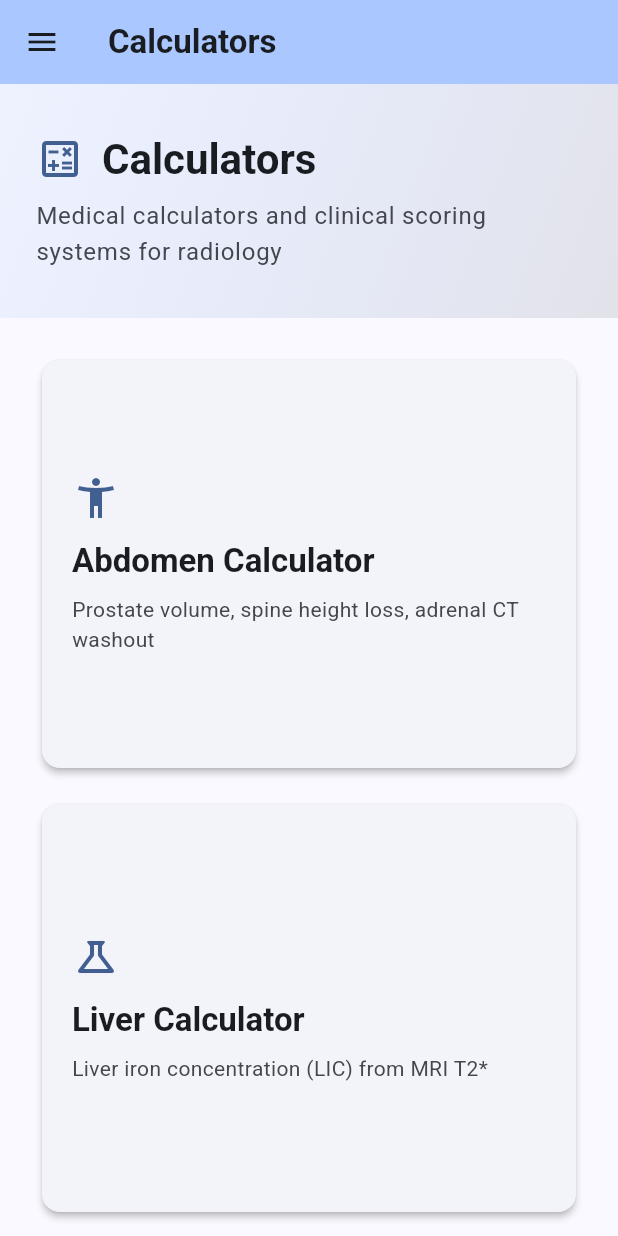
After one commit to Lightbridge-KS/radflow, a Flutter app: the CalculatorsGalleryScreen screen opened by its route, on a phone screen of 412 x 824 dp. The commit adds this screen. Run offline on Flutter 3.47's test engine with Material 3 defaults, Android fonts, the phone set to English and light mode, and no system bars; our stand-ins replace flutter_riverpod, go_router, shared_preferences; missing offline and left inert: flutter_math_fork, mustachex, window_manager; accounts and stored records are empty; statements that could not run were skipped.

Commit message:
feat: calculator gallery

```diff
--- a/lib/app/enums/screen_info.dart
+++ b/lib/app/enums/screen_info.dart
@@ -1,6 +1,7 @@
 /// Screen Information
 enum ScreenInfo {
   designER("Protocol ER"),
+  calcGallery("Calculators"),
   calcAbdo("Abdomen Calculator"),
   calcLiver("Liver Calculator"),
   calcTirads("TI-RADS Calculator");
--- /dev/null
+++ b/lib/app/pages/calculators/calculators_gallery_screen.dart
@@ -0,0 +1,198 @@
+import 'package:flutter/material.dart';
+import 'package:go_router/go_router.dart';
+import '../../router.dart';
+
+/// Gallery screen displaying all available calculator screens as feature cards.
+class CalculatorsGalleryScreen extends StatelessWidget {
+  const CalculatorsGalleryScreen({super.key});
+
+  @override
+  Widget build(BuildContext context) {
+    return SingleChildScrollView(
+      child: Column(
+        crossAxisAlignment: CrossAxisAlignment.stretch,
+        children: [
+          const _GalleryHeader(),
+          Center(
+            child: ConstrainedBox(
+              constraints: const BoxConstraints(maxWidth: 1200),
+              child: const Padding(
+                padding: EdgeInsets.all(24.0),
+                child: _CalculatorCardsGrid(),
+              ),
+            ),
+          ),
+        ],
+      ),
+    );
+  }
+}
+
+class _GalleryHeader extends StatelessWidget {
+  const _GalleryHeader();
+
+  @override
+  Widget build(BuildContext context) {
+    final theme = Theme.of(context);
+    final colorScheme = theme.colorScheme;
+    final textTheme = theme.textTheme;
+
+    return Container(
+      padding: const EdgeInsets.symmetric(horizontal: 24, vertical: 32),
+      decoration: BoxDecoration(
+        gradient: LinearGradient(
+          begin: Alignment.topLeft,
+          end: Alignment.bottomRight,
+          colors: [
+            colorScheme.primaryContainer.withValues(alpha: 0.3),
+            colorScheme.surfaceContainerHighest,
+          ],
+        ),
+      ),
+      child: Center(
+        child: ConstrainedBox(
+          constraints: const BoxConstraints(maxWidth: 1200),
+          child: Column(
+            crossAxisAlignment: CrossAxisAlignment.start,
+            children: [
+              Row(
+                children: [
+                  Icon(
+                    Icons.calculate_outlined,
+                    size: 32,
+                    color: colorScheme.primary,
+                  ),
+                  const SizedBox(width: 12),
+                  Text(
+                    'Calculators',
+                    style: textTheme.headlineMedium?.copyWith(
+                      fontWeight: FontWeight.bold,
+                      color: colorScheme.onSurface,
+                    ),
+                  ),
+                ],
+              ),
+              const SizedBox(height: 8),
+              Text(
+                'Medical calculators and clinical scoring systems for radiology',
+                style: textTheme.bodyLarge?.copyWith(
+                  color: colorScheme.onSurfaceVariant,
+                ),
+              ),
+            ],
+          ),
+        ),
+      ),
+    );
+  }
+}
+
+class _CalculatorCardData {
+  final String title;
+  final String subtitle;
+  final IconData icon;
+  final String route;
+
+  const _CalculatorCardData({
+    required this.title,
+    required this.subtitle,
+    required this.icon,
+    required this.route,
+  });
+}
+
+class _CalculatorCardsGrid extends StatelessWidget {
+  const _CalculatorCardsGrid();
+
+  @override
+  Widget build(BuildContext context) {
+    const calculators = [
+      _CalculatorCardData(
+        title: 'Abdomen Calculator',
+        subtitle: 'Prostate volume, spine height loss, adrenal CT washout',
+        icon: Icons.accessibility_new_outlined,
+        route: Routes.calculatorAbdomen,
+      ),
+      _CalculatorCardData(
+        title: 'Liver Calculator',
+        subtitle: 'Liver iron concentration (LIC) from MRI T2*',
+        icon: Icons.science_outlined,
+        route: Routes.calculatorLiver,
+      ),
+      _CalculatorCardData(
+        title: 'TI-RADS Calculator',
+        subtitle: 'ACR TI-RADS thyroid nodule assessment',
+        icon: Icons.radar,
+        route: Routes.calculatorTirads,
+      ),
+    ];
+
+    return GridView.builder(
+      shrinkWrap: true,
+      physics: const NeverScrollableScrollPhysics(),
+      gridDelegate: const SliverGridDelegateWithMaxCrossAxisExtent(
+        maxCrossAxisExtent: 350,
+        crossAxisSpacing: 16,
+        mainAxisSpacing: 16,
+        childAspectRatio: 1.3,
+      ),
+      itemCount: calculators.length,
+      itemBuilder: (context, index) {
+        return _CalculatorCard(calculator: calculators[index]);
+      },
+    );
+  }
+}
+
+class _CalculatorCard extends StatelessWidget {
+  final _CalculatorCardData calculator;
+
+  const _CalculatorCard({required this.calculator});
+
+  @override
+  Widget build(BuildContext context) {
+    final theme = Theme.of(context);
+    final colorScheme = theme.colorScheme;
+    final textTheme = theme.textTheme;
+
+    return Card(
+      elevation: 2,
+      color: colorScheme.surfaceContainerLow,
+      child: InkWell(
+        onTap: () => context.go(calculator.route),
+        borderRadius: BorderRadius.circular(12),
+        child: Padding(
+          padding: const EdgeInsets.all(20.0),
+          child: Column(
+            crossAxisAlignment: CrossAxisAlignment.start,
+            mainAxisAlignment: MainAxisAlignment.center,
+            children: [
+              Icon(
+                calculator.icon,
+                size: 32,
+                color: colorScheme.primary,
+              ),
+              const SizedBox(height: 12),
+              Text(
+                calculator.title,
+                style: textTheme.titleLarge?.copyWith(
+                  fontWeight: FontWeight.w600,
+                  color: colorScheme.onSurface,
+                ),
+              ),
+              const SizedBox(height: 8),
+              Text(
+                calculator.subtitle,
+                style: textTheme.bodyMedium?.copyWith(
+                  color: colorScheme.onSurfaceVariant,
+                ),
+                maxLines: 2,
+                overflow: TextOverflow.ellipsis,
+              ),
+            ],
+          ),
+        ),
+      ),
+    );
+  }
+}
--- a/lib/app/pages/home_screen.dart
+++ b/lib/app/pages/home_screen.dart
@@ -221,7 +221,7 @@ class _FeatureCardsGrid extends StatelessWidget {
         title: 'Calculators',
         subtitle: 'Medical calculators and clinical scoring systems',
         icon: Icons.calculate_outlined,
-        route: Routes.calculatorAbdomen,
+        route: Routes.calculatorGallery,
       ),
       _FeatureCardData(
         title: 'Protocols',
--- a/lib/app/router.dart
+++ b/lib/app/router.dart
@@ -5,6 +5,7 @@ import 'pages/settings_screen.dart';
 import 'pages/designer/designer_screen.dart';
 import 'pages/calculators/calculator_abdomen_screen.dart';
 import 'pages/calculators/calculator_liver_screen.dart';
+import 'pages/calculators/calculators_gallery_screen.dart';
 import 'pages/calculators/tirads/calculator_tirads_screen.dart';
 import 'pages/settings/calculator_template_editor_screen.dart';
 import 'widgets/shell_layout.dart';
@@ -13,6 +14,7 @@ import 'widgets/shell_layout.dart';
 abstract class Routes {
   static const String home = '/';
   static const String designER = '/design/er';
+  static const String calculatorGallery = '/calc';
   static const String calculatorAbdomen = '/calc/abdomen';
   static const String calculatorLiver = '/calc/liver';
   static const String calculatorTirads = '/calc/tirads';
@@ -40,6 +42,13 @@ final class AppRouter {
             pageBuilder: (context, state) => NoTransitionPage(
               key: state.pageKey,
               child: const DesignERScreen(),
+            ),
+          ),
+          GoRoute(
+            path: Routes.calculatorGallery,
+            pageBuilder: (context, state) => NoTransitionPage(
+              key: state.pageKey,
+              child: const CalculatorsGalleryScreen(),
             ),
           ),
           GoRoute(
--- a/lib/app/widgets/app_drawer.dart
+++ b/lib/app/widgets/app_drawer.dart
@@ -53,6 +53,16 @@ class AppDrawer extends StatelessWidget {
             initiallyExpanded: true,
             children: [
               ListTile(
+                leading: Icon(Icons.grid_view, size: 16),
+                title: Text(ScreenInfo.calcGallery.title),
+                selected: currentLocation == Routes.calculatorGallery,
+                contentPadding: EdgeInsets.only(left: 72),
+                onTap: () {
+                  context.go(Routes.calculatorGallery);
+                  Navigator.pop(context);
+                },
+              ),
+              ListTile(
                 leading: Icon(Icons.circle, size: 12),
                 title: Text(ScreenInfo.calcAbdo.title),
                 selected: currentLocation == Routes.calculatorAbdomen,
--- a/lib/app/widgets/shell_layout.dart
+++ b/lib/app/widgets/shell_layout.dart
@@ -30,8 +30,9 @@ class ShellLayout extends StatelessWidget {
 
     final titleMap = {
       Routes.designER: ScreenInfo.designER.title,
+      Routes.calculatorGallery: 'Calculators',
       Routes.calculatorAbdomen: 'Abdomen Calculator',
-      Routes.calculatorLiver: "Liver Calculator",
+      Routes.calculatorLiver: 'Liver Calculator',
       Routes.settings: 'Settings',
     };
 
```
